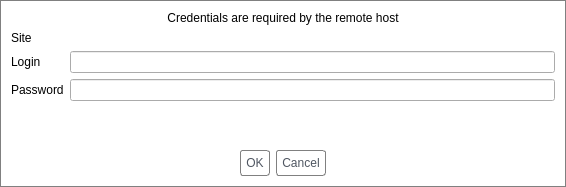
Before: the Qt Designer form updater/ui/authenticationdialog.ui in Covalia/standalone-deployer, drawn with Qt 5.
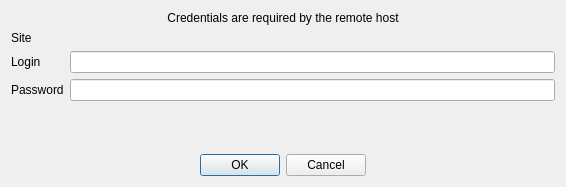
After: the same form once the commit is applied.

The edit to the form file:
```diff
--- a/updater/ui/authenticationdialog.ui
+++ b/updater/ui/authenticationdialog.ui
@@ -13,12 +13,6 @@
     <height>187</height>
    </rect>
   </property>
-  <property name="styleSheet">
-   <string notr="true">QDialog{
-	border :  1px solid gray;
-	background : white
-}</string>
-  </property>
   <property name="locale">
    <locale language="French" country="France"/>
   </property>
@@ -71,20 +65,6 @@
    </item>
    <item row="5" column="0" colspan="2">
     <widget class="QDialogButtonBox" name="buttonBox">
-     <property name="styleSheet">
-      <string notr="true">QPushButton {
-border-radius:3px;
-border:1px solid gray;
-color:white;
-padding:5px 5px;
-color:#4f5661;
-}
-
-QPushButton:hover {
-color:white;
-background:#12aa52;
-}</string>
-     </property>
      <property name="orientation">
       <enum>Qt::Horizontal</enum>
      </property>
```
Left out of the diff: 5 changed lines with no effect on the pictures.
